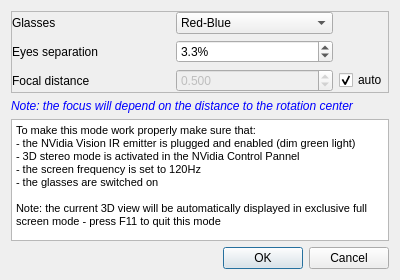
The window that qCC/ui_templates/stereoModeDlg.ui (archeos/cloudcompare-archeos) describes before a commit, drawn with Qt 5.
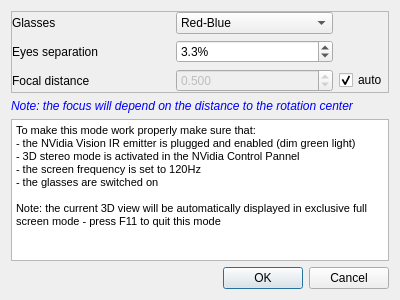
The same window after the commit. Icons and pictures are not drawn.

What changed in the file:
```diff
--- a/qCC/ui_templates/stereoModeDlg.ui
+++ b/qCC/ui_templates/stereoModeDlg.ui
@@ -7,7 +7,7 @@
     <x>0</x>
     <y>0</y>
     <width>400</width>
-    <height>280</height>
+    <height>300</height>
    </rect>
   </property>
   <property name="windowTitle">
```
Left out of the diff: 20 changed lines with no effect on the pictures.
